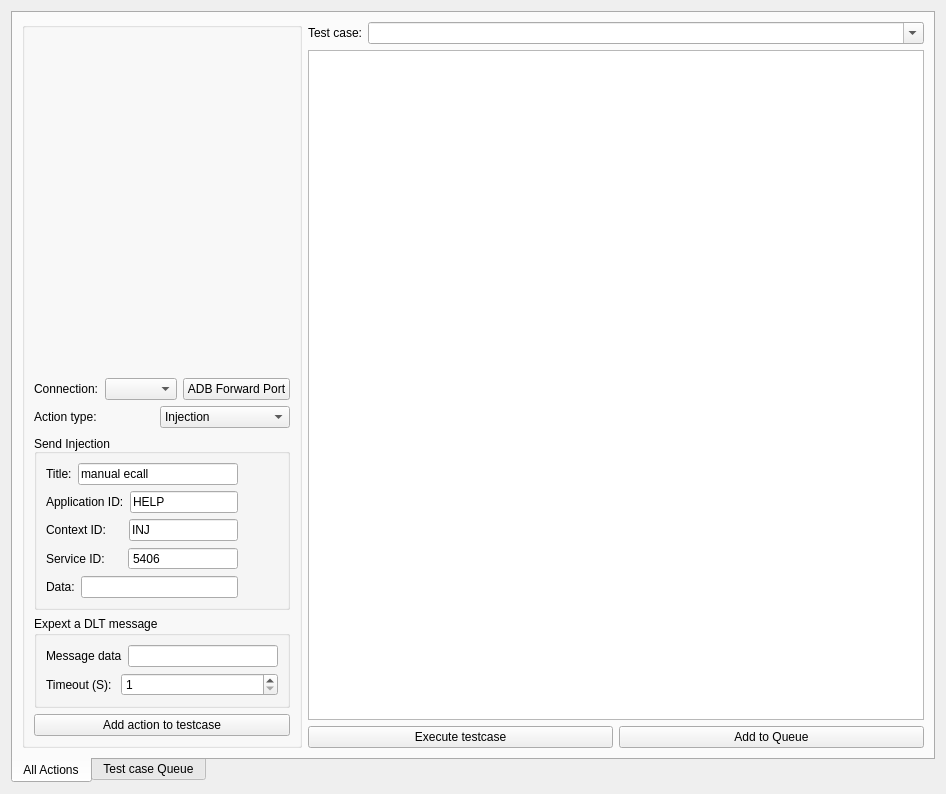
Qt form plugin/testingframeworkplugin/testingframeworkpluginform.ui (sudomgamal/dlt-viewer) before a commit.
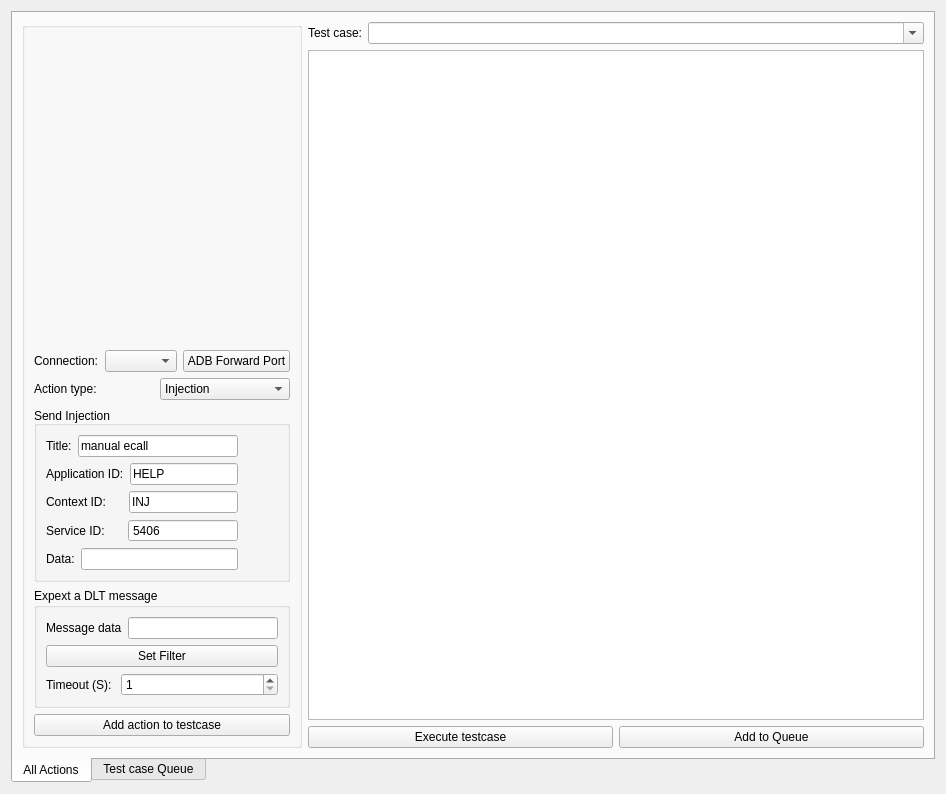
The same form after that commit.

Commit message: [TFPlugin] Add filter support to expcted messages

The edit to the form file:
```diff
--- a/plugin/testingframeworkplugin/testingframeworkpluginform.ui
+++ b/plugin/testingframeworkplugin/testingframeworkpluginform.ui
@@ -334,6 +334,19 @@
                    </item>
                   </layout>
                  </item>
+                 <item>
+                  <widget class="QPushButton" name="btnSetFilter">
+                   <property name="text">
+                    <string>Set Filter</string>
+                   </property>
+                   <property name="checkable">
+                    <bool>false</bool>
+                   </property>
+                   <property name="checked">
+                    <bool>false</bool>
+                   </property>
+                  </widget>
+                 </item>
                  <item>
                   <layout class="QHBoxLayout" name="horizontalLayout_10">
                    <item>
```
The commit also changes 8 other files.
